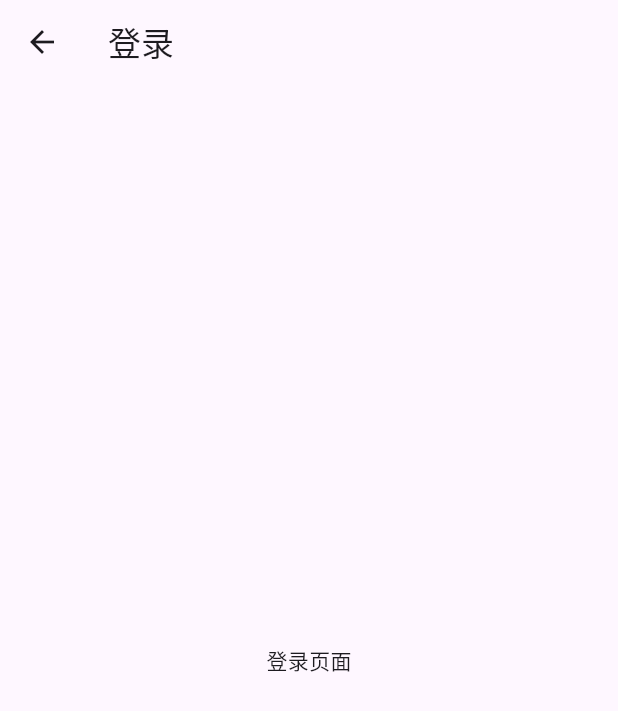
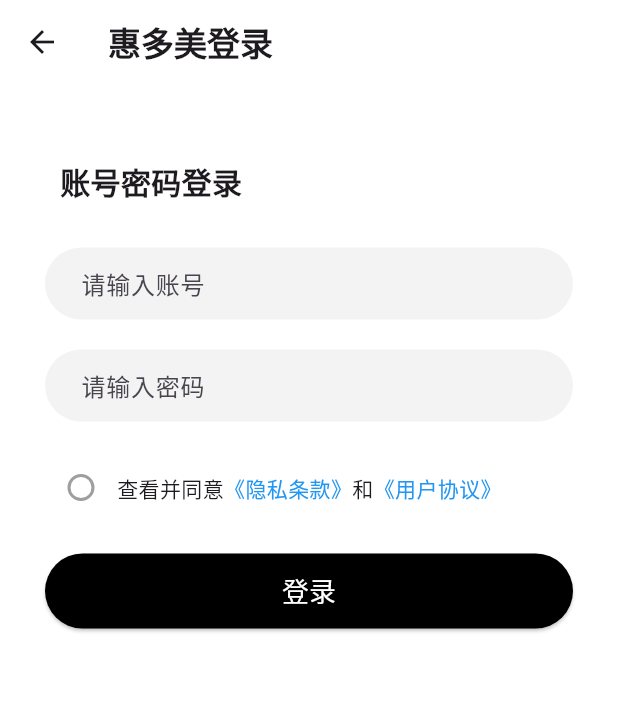
Before and after one commit to LearnTechLogic/flutter_hmshop, a Flutter app: the LoginPage screen opened by its route, on a phone screen of 412 x 824 dp. Shown: the top 711 px of the screen. Run offline on Flutter 3.47's test engine with Material 3 defaults, Android fonts, the phone set to English and light mode, and no system bars; our stand-ins replace carousel_slider, dio; network calls fail.

Commit message:
登录的页面搭建和表单校验

```diff
--- a/lib/pages/Login/index.dart
+++ b/lib/pages/Login/index.dart
@@ -1,21 +1,180 @@
-import 'package:flutter/cupertino.dart';
 import 'package:flutter/material.dart';
+import 'package:flutter_hmshop/utils/ToastUtils.dart';
 
 class LoginPage extends StatefulWidget {
-  const LoginPage({super.key});
+  LoginPage({Key? key}) : super(key: key);
 
   @override
-  State<LoginPage> createState() => _LoginPageState();
+  _LoginPageState createState() => _LoginPageState();
 }
 
 class _LoginPageState extends State<LoginPage> {
+  TextEditingController _phoneController = TextEditingController(); // 账号控制器
+  TextEditingController _codeController = TextEditingController(); // 密码控制器
+  // 用户账号Widget
+  Widget _buildPhoneTextField() {
+    return TextFormField(
+      validator: (value) {
+        if (value == null || value.isEmpty) {
+          return "手机号不能为空";
+        }
+        if (!RegExp(r"^1[3-9]\d{9}$").hasMatch(value)){
+          return "手机号格式错误";
+        }
+        return null;
+      },
+      controller: _phoneController,
+      decoration: InputDecoration(
+        contentPadding: EdgeInsets.only(left: 20), // 内容内边距
+        hintText: "请输入账号",
+        fillColor: const Color.fromRGBO(243, 243, 243, 1),
+        filled: true,
+        border: OutlineInputBorder(
+          borderSide: BorderSide.none,
+          borderRadius: BorderRadius.circular(25),
+        ),
+      ),
+    );
+  }
+
+  // 用户密码Widget
+  Widget _buildCodeTextField() {
+    return TextFormField(
+      validator: (value) {
+        if (value == null || value.isEmpty) {
+          return "密码不能为空";
+        }
+        if (!RegExp(r"^[a-zA-Z0-9_]{6-16}$").hasMatch(value)){
+          return "请输入6-16位的字母数字或者下划线";
+        }
+        return null;
+      },
+      controller: _codeController,
+      obscureText: true,
+      decoration: InputDecoration(
+        contentPadding: EdgeInsets.only(left: 20), // 内容内边距
+        hintText: "请输入密码",
+        fillColor: const Color.fromRGBO(243, 243, 243, 1),
+        filled: true,
+        border: OutlineInputBorder(
+          borderSide: BorderSide.none,
+          borderRadius: BorderRadius.circular(25),
+        ),
+      ),
+    );
+  }
+
+  // 登录按钮Widget
+  Widget _buildLoginButton() {
+    return SizedBox(
+      width: double.infinity,
+      height: 50,
+      child: ElevatedButton(
+        onPressed: () {
+          // 登录逻辑
+          if (_key.currentState!.validate()){
+            if (_isChecked) {
+
+            }else {
+              ToastUtils.showToast(context, "请先阅读并同意隐私条款和用户协议");
+            }
+          }
+        },
+        style: ElevatedButton.styleFrom(
+          backgroundColor: Colors.black,
+          shape: RoundedRectangleBorder(
+            borderRadius: BorderRadius.circular(25),
+          ),
+        ),
+        child: Text("登录", style: TextStyle(fontSize: 18, color: Colors.white)),
+      ),
+    );
+  }
+
+  bool _isChecked = false;
+  // 勾选Widget
+  Widget _buildCheckbox() {
+    return Row(
+      children: [
+        // 设置勾选为圆角
+        Checkbox(
+          value: _isChecked,
+          activeColor: Colors.black,
+          checkColor: Colors.white,
+          onChanged: (bool? value) {
+            _isChecked = value ?? false;
+            setState(() {});
+          },
+          // 设置形状
+          shape: RoundedRectangleBorder(
+            borderRadius: BorderRadius.circular(10), // 圆角大小
+          ),
+          // 可选：设置边框
+          side: BorderSide(color: Colors.grey, width: 2.0),
+        ),
+        Text.rich(
+          TextSpan(
+            children: [
+              TextSpan(text: "查看并同意"),
+              TextSpan(
+                text: "《隐私条款》",
+                style: TextStyle(color: Colors.blue),
+              ),
+              TextSpan(text: "和"),
+              TextSpan(
+                text: "《用户协议》",
+                style: TextStyle(color: Colors.blue),
+              ),
+            ],
+          ),
+        ),
+      ],
+    );
+  }
+
+  // 头部Widget
+  Widget _buildHeader() {
+    return Row(
+      children: [
+        Padding(
+          padding: EdgeInsets.only(left: 10),
+          child: Text(
+            "账号密码登录",
+            style: TextStyle(fontSize: 20, fontWeight: FontWeight.bold),
+          ),
+        ),
+      ],
+    );
+  }
+
+  final GlobalKey<FormState> _key = GlobalKey<FormState>();
   @override
   Widget build(BuildContext context) {
     return Scaffold(
       appBar: AppBar(
-        title: Text("登录"),),
-      body: Center(
-        child: Text("登录页面"),
+        title: Text("惠多美登录", style: TextStyle(fontWeight: FontWeight.bold)),
+        backgroundColor: Colors.white,
+      ),
+      body: Form(
+        key: _key,
+        child: Container(
+          padding: EdgeInsets.all(30),
+          color: Colors.white,
+          child: Column(
+            children: [
+              SizedBox(height: 20),
+              _buildHeader(),
+              SizedBox(height: 30),
+              _buildPhoneTextField(),
+              SizedBox(height: 20),
+              _buildCodeTextField(),
+              SizedBox(height: 20),
+              _buildCheckbox(),
+              SizedBox(height: 20),
+              _buildLoginButton(),
+            ],
+          ),
+        ),
       ),
     );
   }
--- a/lib/pages/Mine/index.dart
+++ b/lib/pages/Mine/index.dart
@@ -33,11 +33,16 @@
           Expanded(
             child: Column(
               crossAxisAlignment: CrossAxisAlignment.start,
-              children: const [
-                Text(
-                  '立即登录',
-                  style: TextStyle(fontSize: 18, fontWeight: FontWeight.w600),
-                ),
+              children: [
+                GestureDetector(
+                  onTap: () {
+                    Navigator.pushNamed(context, '/login');
+                  },
+                  child: Text(
+                    '立即登录',
+                    style: TextStyle(fontSize: 18, fontWeight: FontWeight.w600),
+                  )
+                )
               ],
             ),
           ),
--- a/lib/utils/ToastUtils.dart
+++ b/lib/utils/ToastUtils.dart
@@ -1,16 +1,24 @@
 import 'package:flutter/material.dart';
 
 class ToastUtils {
+  static bool showLoading = false;
   static void showToast(BuildContext context, String? message) {
+    if (showLoading) {
+      return;
+    }
+    showLoading = true;
+    Future.delayed(Duration(seconds: 3), () {
+      showLoading = false;
+    });
     ScaffoldMessenger.of(context).showSnackBar(
       SnackBar(
-          width: 120,
+          width: 180,
           shape: RoundedRectangleBorder(
             // borderRadius: BorderRadius.circular(10)
               borderRadius: BorderRadiusGeometry.circular(40)
           ),
           behavior: SnackBarBehavior.floating,
-          duration: Duration(seconds: 5),
+          duration: Duration(seconds: 3),
           content: Text(message ?? "加载中...", textAlign: TextAlign.center)
       )
     );
```
